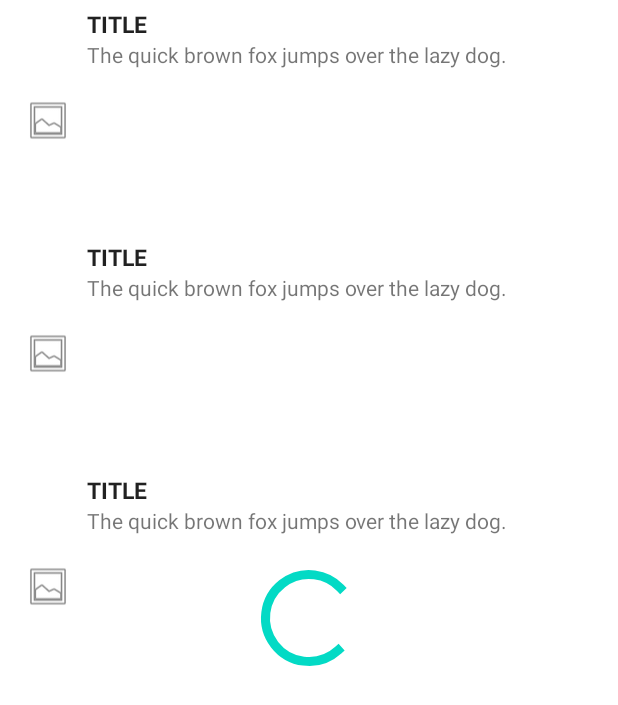
After one commit to 0kveR/Flixster, an Android app: the layout fragment_movie_list.xml on its own in the app's theme, with its tools: preview values and no code run, on a phone screen of 412 x 824 dp. The commit adds this screen. Shown: the top 705 px of the screen. Run offline under Robolectric (Android 15) with nearby library versions, the phone set to English and light mode, and no system bars.

Commit message:
Completed Required Features

```diff
--- a/app/build.gradle
+++ b/app/build.gradle
@@ -38,7 +38,11 @@ dependencies {
     implementation 'androidx.appcompat:appcompat:1.6.1'
     implementation 'com.google.android.material:material:1.8.0'
     implementation 'androidx.constraintlayout:constraintlayout:2.1.4'
+    implementation 'com.google.code.gson:gson:2.8.5'
+    implementation 'com.github.bumptech.glide:glide:4.12.0'
+    annotationProcessor 'com.github.bumptech.glide:compiler:4.12.0'
     testImplementation 'junit:junit:4.13.2'
     androidTestImplementation 'androidx.test.ext:junit:1.1.5'
     androidTestImplementation 'androidx.test.espresso:espresso-core:3.5.1'
+    implementation 'com.codepath.libraries:asynchttpclient:2.2.0'
 }
--- a/app/src/main/AndroidManifest.xml
+++ b/app/src/main/AndroidManifest.xml
@@ -1,6 +1,8 @@
 <?xml version="1.0" encoding="utf-8"?>
 <manifest xmlns:android="http://schemas.android.com/apk/res/android"
     xmlns:tools="http://schemas.android.com/tools">
+
+    <uses-permission android:name="android.permission.INTERNET" />
 
     <application
         android:allowBackup="true"
--- a/app/src/main/java/com/example/flixster/MainActivity.kt
+++ b/app/src/main/java/com/example/flixster/MainActivity.kt
@@ -7,5 +7,9 @@ class MainActivity : AppCompatActivity() {
     override fun onCreate(savedInstanceState: Bundle?) {
         super.onCreate(savedInstanceState)
         setContentView(R.layout.activity_main)
+
+        val supportFragmentManager = supportFragmentManager
+        val fragmentTransaction = supportFragmentManager.beginTransaction()
+        fragmentTransaction.replace(R.id.content, MovieFragment(), null).commit()
     }
 }
--- /dev/null
+++ b/app/src/main/java/com/example/flixster/OnListFragmentInteractionListener.kt
@@ -0,0 +1,5 @@
+package com.example.flixster
+
+interface OnListFragmentInteractionListener {
+    fun onItemClick(item: Movie)
+}
--- /dev/null
+++ b/app/src/main/res/layout/fragment_movie.xml
@@ -0,0 +1,43 @@
+<?xml version="1.0" encoding="utf-8"?>
+<androidx.constraintlayout.widget.ConstraintLayout xmlns:android="http://schemas.android.com/apk/res/android"
+    xmlns:app="http://schemas.android.com/apk/res-auto"
+    xmlns:tools="http://schemas.android.com/tools"
+    android:id="@+id/linearLayout"
+    android:layout_width="match_parent"
+    android:layout_height="wrap_content"
+    android:layout_marginTop="5dp">
+
+    <TextView
+        android:id="@+id/movie_title"
+        android:textAppearance="?attr/textAppearanceListItem"
+        android:layout_width="wrap_content"
+        android:layout_height="wrap_content"
+        app:layout_constraintTop_toTopOf="parent"
+        app:layout_constraintStart_toEndOf="@id/movie_image"
+        tools:text="TITLE"
+        android:textStyle="bold"
+        android:textSize="15sp"
+        />
+
+    <ImageView
+        android:id="@+id/movie_image"
+        android:layout_width="wrap_content"
+        android:layout_height="150dp"
+        android:paddingEnd="10dp"
+        app:layout_constraintTop_toTopOf="parent"
+        app:layout_constraintStart_toStartOf="parent"
+        app:srcCompat="@android:drawable/ic_menu_gallery" />
+
+    <TextView
+        android:id="@+id/movie_description"
+        android:layout_width="0dp"
+        android:layout_height="wrap_content"
+        app:layout_constraintTop_toBottomOf="@id/movie_title"
+        app:layout_constraintStart_toEndOf="@id/movie_image"
+        android:lines="6"
+        android:ellipsize="end"
+        app:layout_constraintEnd_toEndOf="parent"
+        tools:text="The quick brown fox jumps over the lazy dog."
+        />
+
+</androidx.constraintlayout.widget.ConstraintLayout>
--- /dev/null
+++ b/app/src/main/res/layout/fragment_movie_list.xml
@@ -0,0 +1,27 @@
+<?xml version="1.0" encoding="utf-8"?>
+<FrameLayout xmlns:android="http://schemas.android.com/apk/res/android"
+    xmlns:app="http://schemas.android.com/apk/res-auto"
+    xmlns:tools="http://schemas.android.com/tools"
+    android:layout_width="match_parent"
+    android:layout_height="match_parent">
+
+    <androidx.recyclerview.widget.RecyclerView
+        android:id="@+id/list"
+        android:name="com.codepath.bestsellerlistapp.BestSellerBooksFragment"
+        android:layout_width="match_parent"
+        android:layout_height="match_parent"
+        android:layout_marginLeft="16dp"
+        android:layout_marginRight="16dp"
+        app:layoutManager="LinearLayoutManager"
+        tools:context=".BestSellerBooksFragment"
+        tools:listitem="@layout/fragment_movie" />
+
+    <androidx.core.widget.ContentLoadingProgressBar
+        android:id="@+id/progress"
+        style="?android:attr/progressBarStyleLarge"
+        android:layout_width="wrap_content"
+        android:layout_height="wrap_content"
+        android:layout_gravity="center"
+        android:indeterminate="true"
+        android:theme="@style/Widget.AppCompat.ProgressBar" />
+</FrameLayout>
```
Also changed, not shown: app/src/main/java/com/example/flixster/Movie.kt (added, +14 -0 lines), app/src/main/java/com/example/flixster/MovieAdapter.kt (added, +49 -0 lines), app/src/main/java/com/example/flixster/MovieFragment.kt (added, +93 -0 lines), app/src/main/res/layout/activity_main.xml (+4 -9 lines), 1 other file.
